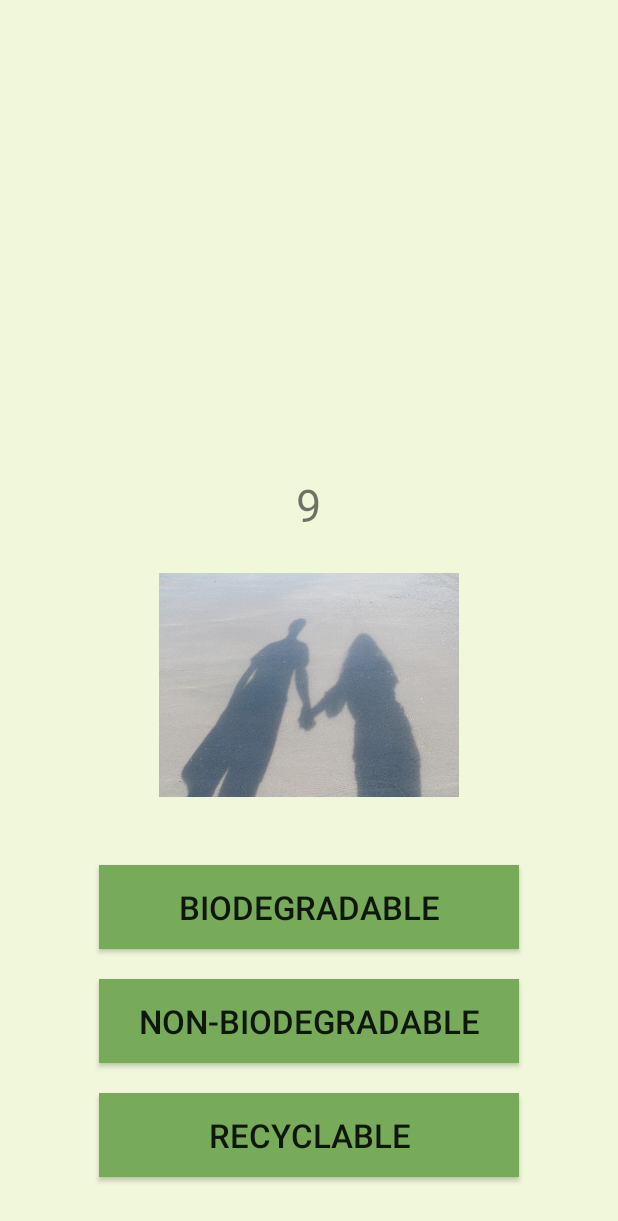
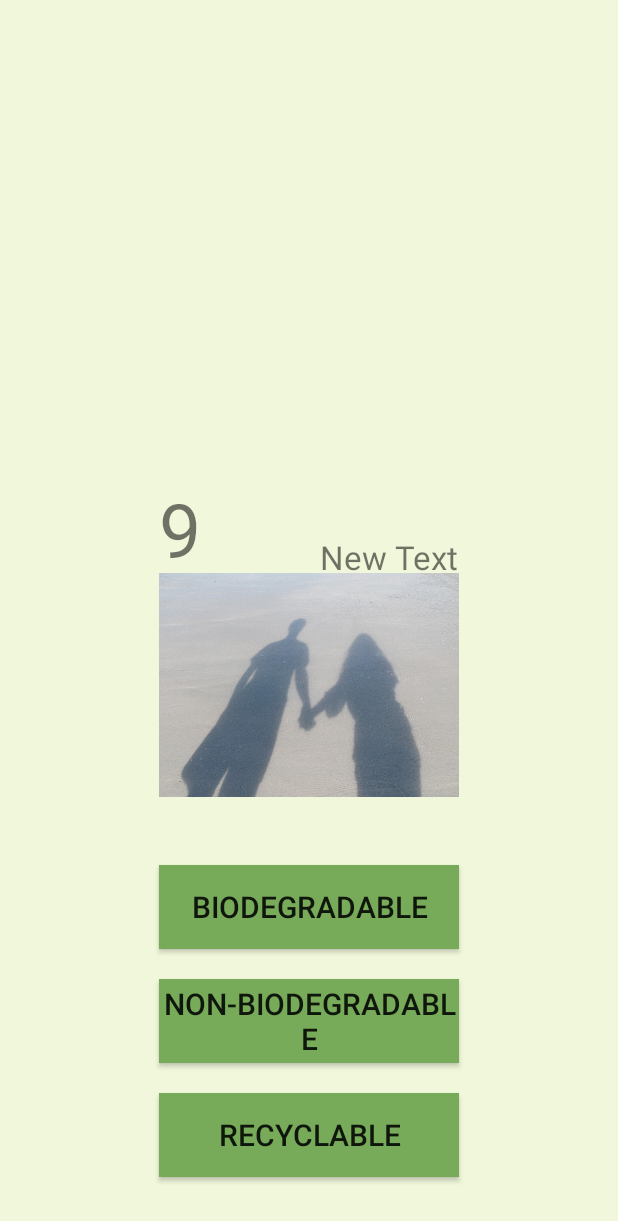
Before and after one commit to gmlunesa/Recyclopedia, an Android app: the layout game_activity.xml on its own in the app's theme, with its tools: preview values and no code run, on a phone screen of 412 x 824 dp. Shown: the top 1221 px of the screen. Run offline under Robolectric (Android 15) with nearby library versions, the phone set to English and light mode, and no system bars.

Commit message:
Updated game_activity and game_activity

```diff
--- a/app/src/main/res/layout/game_activity.xml
+++ b/app/src/main/res/layout/game_activity.xml
@@ -8,12 +8,12 @@
 
     <Button
         style="?android:attr/buttonStyleSmall"
-        android:layout_width="280dp"
+        android:layout_width="200dp"
         android:layout_height="56dp"
         android:text="@string/firstButtonText"
         android:id="@+id/button1"
         android:background="@color/gameButtonColor"
-        android:textSize="22dp"
+        android:textSize="20dp"
         android:typeface="normal"
         android:layout_above="@+id/button2"
         android:layout_centerHorizontal="true"
@@ -21,23 +21,23 @@
 
     <Button
         style="?android:attr/buttonStyleSmall"
-        android:layout_width="280dp"
+        android:layout_width="200dp"
         android:layout_height="56dp"
         android:text="@string/secondButtonText"
         android:id="@+id/button2"
         android:background="@color/gameButtonColor"
-        android:textSize="22dp"
+        android:textSize="20dp"
         android:layout_above="@+id/button3"
         android:layout_alignLeft="@+id/button1"
         android:layout_alignStart="@+id/button1"
         android:layout_marginBottom="20dp" />
 
     <Button
-        android:layout_width="280dp"
+        android:layout_width="200dp"
         android:layout_height="56dp"
         android:text="@string/thirdButtonText"
         android:id="@+id/button3"
-        android:textSize="22dp"
+        android:textSize="20dp"
         android:background="@color/gameButtonColor"
         android:layout_marginBottom="39dp"
         android:layout_alignParentBottom="true"
@@ -58,8 +58,19 @@
         android:layout_height="wrap_content"
         android:id="@+id/scoreView"
         android:text="9"
-        android:layout_above="@+id/imageView"
-        android:layout_centerHorizontal="true"
-        android:textSize="30dp" />
+        android:textSize="50dp"
+        android:layout_alignBottom="@+id/textView"
+        android:layout_alignLeft="@+id/imageView"
+        android:layout_alignStart="@+id/imageView" />
+
+    <TextView
+        android:layout_width="wrap_content"
+        android:layout_height="wrap_content"
+        android:text="New Text"
+        android:id="@+id/textView"
+        android:textSize="22dp"
+        android:layout_alignTop="@+id/imageView"
+        android:layout_alignRight="@+id/imageView"
+        android:layout_alignEnd="@+id/imageView" />
 
 </RelativeLayout>
```
Also changed, not shown: app/src/main/res/layout/check_activity.xml (added, +17 -0 lines).
